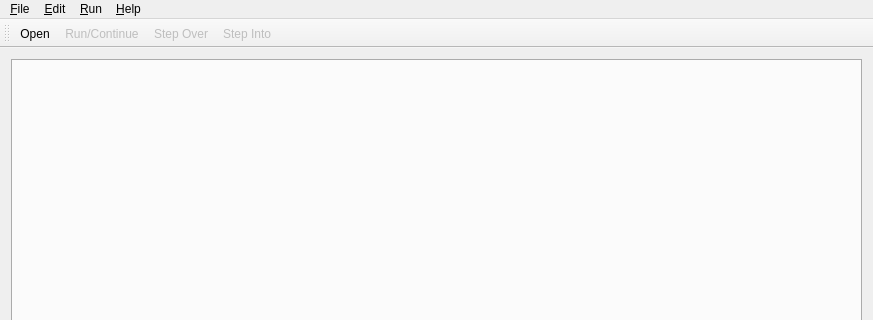
The window that ui/UIMain.ui (c0deforfun/LLL) describes before a commit, drawn with Qt 5; both pictures show x 0 to 873 and y 0 to 320 of the 873 by 675 pixel window.
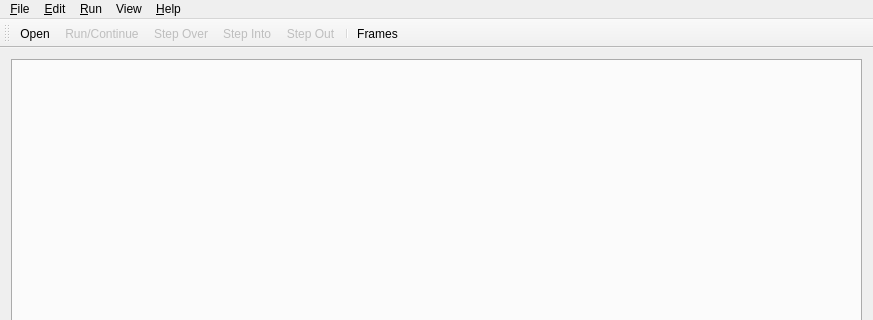
The same window after the commit. Icons and pictures are not drawn. Custom widgets are drawn as their Qt base class.

Commit message: add step out functionality

Patch:
```diff
--- a/ui/UIMain.ui
+++ b/ui/UIMain.ui
@@ -59,7 +59,7 @@
      <x>0</x>
      <y>0</y>
      <width>873</width>
-     <height>21</height>
+     <height>19</height>
     </rect>
    </property>
    <widget class="QMenu" name="menu_File">
@@ -95,13 +95,22 @@
     <addaction name="action_StepOver"/>
     <addaction name="action_Continue"/>
    </widget>
+   <widget class="QMenu" name="menuView">
+    <property name="title">
+     <string>View</string>
+    </property>
+   </widget>
    <addaction name="menu_File"/>
    <addaction name="menu_Edit"/>
    <addaction name="menuRun"/>
+   <addaction name="menuView"/>
    <addaction name="menu_Help"/>
   </widget>
   <widget class="QStatusBar" name="statusBar"/>
   <widget class="QToolBar" name="toolBar">
+   <property name="enabled">
+    <bool>true</bool>
+   </property>
    <property name="windowTitle">
     <string>toolBar</string>
    </property>
@@ -115,6 +124,9 @@
    <addaction name="action_Run"/>
    <addaction name="action_StepOver"/>
    <addaction name="action_StepInto"/>
+   <addaction name="action_StepOut"/>
+   <addaction name="separator"/>
+   <addaction name="actionFrames"/>
   </widget>
   <action name="action_Open">
    <property name="icon">
@@ -233,6 +245,30 @@
     <string>Run Config ...</string>
    </property>
   </action>
+  <action name="action_StepOut">
+   <property name="checkable">
+    <bool>false</bool>
+   </property>
+   <property name="enabled">
+    <bool>false</bool>
+   </property>
+   <property name="icon">
+    <iconset resource="resources.qrc">
+     <normaloff>:/icons/icons/step_out.png</normaloff>:/icons/icons/step_out.png</iconset>
+   </property>
+   <property name="text">
+    <string>Step Out</string>
+   </property>
+  </action>
+  <action name="actionFrames">
+   <property name="icon">
+    <iconset resource="resources.qrc">
+     <normaloff>:/icons/icons/frame.png</normaloff>:/icons/icons/frame.png</iconset>
+   </property>
+   <property name="text">
+    <string>Frames</string>
+   </property>
+  </action>
  </widget>
  <layoutdefault spacing="6" margin="11"/>
  <customwidgets>
```
The commit also changes 7 other files.
